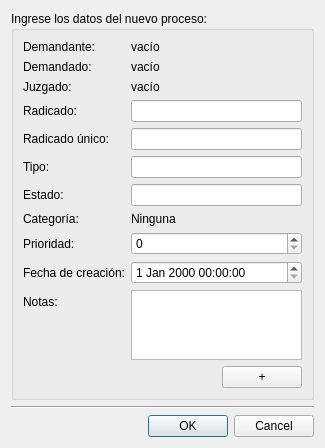
First picture: the form in AbogadosDesktop/src/gui/uis/nuevoProceso.ui, repository ehmsoft/Desktop, before the edit.
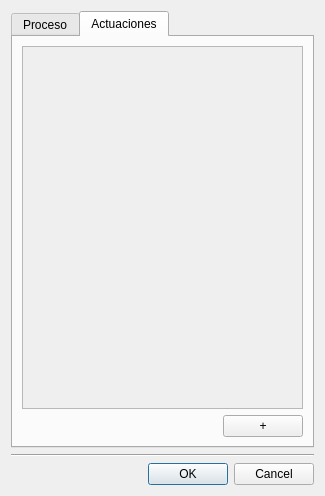
Second picture: the form after the edit. The open tabs and pages were chosen to show the change.

Commit message: Nueva actuación no trabaja base de datos (aun sin completar) Se finaliza implementación de nuevo proceso (aun sin probar) Se realizan cambios en el ui para compatibilidad con actuaciones

The edit to the form file:
```diff
--- a/AbogadosDesktop/src/gui/uis/nuevoProceso.ui
+++ b/AbogadosDesktop/src/gui/uis/nuevoProceso.ui
@@ -7,13 +7,46 @@
     <x>0</x>
     <y>0</y>
     <width>325</width>
-    <height>361</height>
+    <height>415</height>
    </rect>
   </property>
   <property name="windowTitle">
    <string>Nuevo proceso</string>
   </property>
   <layout class="QGridLayout" name="gridLayout_2">
+   <item row="1" column="0">
+    <widget class="Line" name="line">
+     <property name="orientation">
+      <enum>Qt::Horizontal</enum>
+     </property>
+    </widget>
+   </item>
+   <item row="2" column="0">
+    <widget class="QDialogButtonBox" name="buttonBox">
+     <property name="orientation">
+      <enum>Qt::Horizontal</enum>
+     </property>
+     <property name="standardButtons">
+      <set>QDialogButtonBox::Cancel|QDialogButtonBox::Ok</set>
+     </property>
+    </widget>
+   </item>
+   <item row="0" column="0">
+    <widget class="QTabWidget" name="tabWidget">
+     <property name="tabShape">
+      <enum>QTabWidget::Rounded</enum>
+     </property>
+     <property name="currentIndex">
+      <number>0</number>
+     </property>
+     <property name="movable">
+      <bool>true</bool>
+     </property>
+     <widget class="QWidget" name="Proceso">
+      <attribute name="title">
+       <string>Proceso</string>
+      </attribute>
+      <layout class="QGridLayout" name="gridLayout_3">
    <item row="0" column="0">
     <layout class="QHBoxLayout" name="horizontalLayout">
      <item>
@@ -227,21 +260,56 @@
      </item>
     </layout>
    </item>
+      </layout>
+     </widget>
+     <widget class="QWidget" name="Actuaciones">
+      <attribute name="title">
+       <string>Actuaciones</string>
+      </attribute>
+      <layout class="QGridLayout" name="gridLayout_4">
+       <item row="0" column="0">
+        <widget class="QScrollArea" name="scrollArea">
+         <property name="widgetResizable">
+          <bool>true</bool>
+         </property>
+         <widget class="QWidget" name="scrollAreaWidgetContents">
+          <property name="geometry">
+           <rect>
+            <x>0</x>
+            <y>0</y>
+            <width>295</width>
+            <height>301</height>
+           </rect>
+          </property>
+          <layout class="QGridLayout" name="gridLayout_5">
+           <item row="0" column="0">
+            <layout class="QVBoxLayout" name="verticalLayout"/>
+           </item>
+          </layout>
+         </widget>
+        </widget>
+       </item>
    <item row="1" column="0">
-    <widget class="Line" name="line">
-     <property name="orientation">
-      <enum>Qt::Horizontal</enum>
+        <widget class="QPushButton" name="btnAdd_2">
+         <property name="sizePolicy">
+          <sizepolicy hsizetype="Fixed" vsizetype="Fixed">
+           <horstretch>0</horstretch>
+           <verstretch>0</verstretch>
+          </sizepolicy>
+         </property>
+         <property name="toolTip">
+          <string>Agregar una actuación</string>
+         </property>
+         <property name="layoutDirection">
+          <enum>Qt::RightToLeft</enum>
+         </property>
+         <property name="text">
+          <string>+</string>
      </property>
     </widget>
    </item>
-   <item row="2" column="0">
-    <widget class="QDialogButtonBox" name="buttonBox">
-     <property name="orientation">
-      <enum>Qt::Horizontal</enum>
-     </property>
-     <property name="standardButtons">
-      <set>QDialogButtonBox::Cancel|QDialogButtonBox::Ok</set>
-     </property>
+      </layout>
+     </widget>
     </widget>
    </item>
   </layout>
```
Lines whose indentation alone changed are shown as unchanged. The commit also changes 4 other files.
